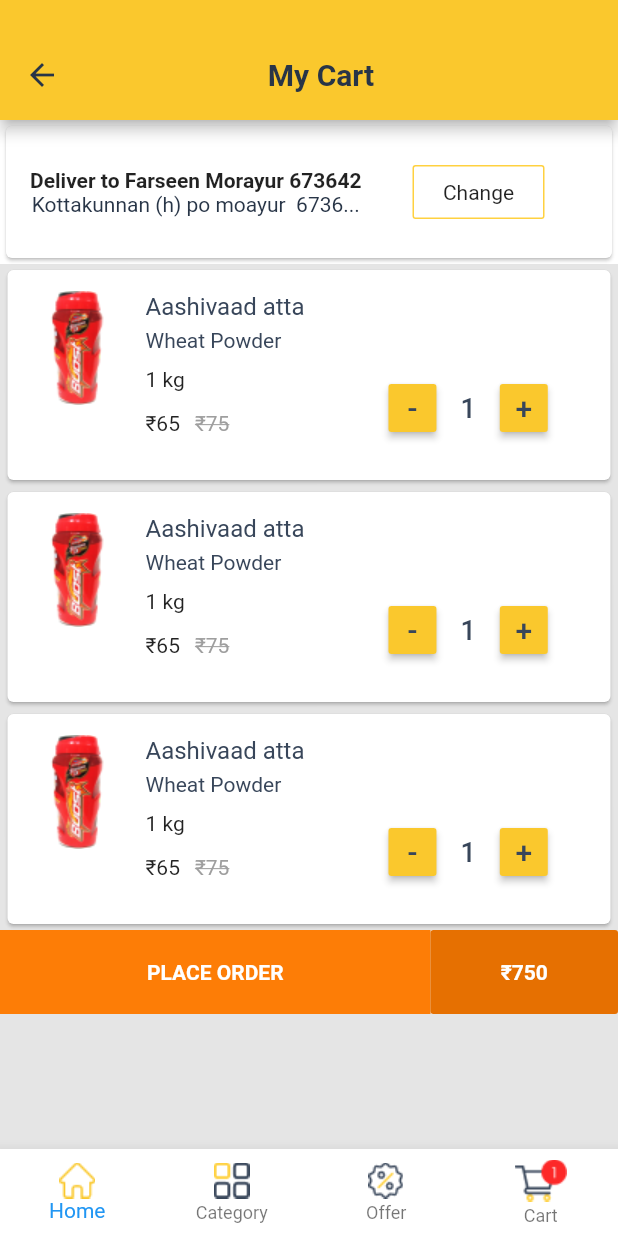
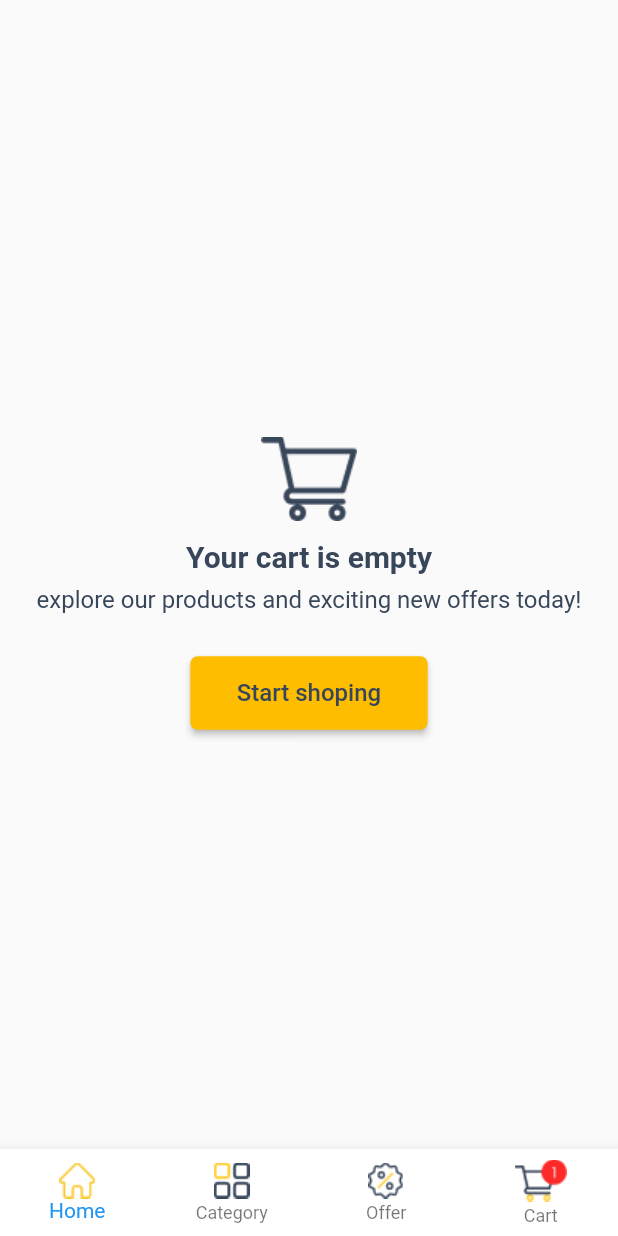
Before and after one commit to nadiraziz/fooddeliveryapp, a Flutter app: the screen it shows after launch, on a phone screen of 412 x 824 dp. Run offline on Flutter 3.47's test engine with Material 2 defaults, Android fonts, the phone set to English and light mode, and no system bars; our stand-ins replace google_fonts, intl_phone_number_input, otp_text_field.

Commit message:
my order, my order detail list, status types (error, success, add to cart), all ui done

```diff
--- a/lib/main.dart
+++ b/lib/main.dart
@@ -7,7 +7,10 @@ import 'package:fooddelivery/screens/authentication/sign_up.dart';
 import 'package:fooddelivery/screens/home/cart.dart';
 import 'package:fooddelivery/screens/home/home.dart';
 import 'package:fooddelivery/screens/home/my_address.dart';
+import 'package:fooddelivery/screens/home/my_orders.dart';
+import 'package:fooddelivery/screens/home/order_history.dart';
 import 'package:fooddelivery/screens/home/order_summary.dart';
+import 'package:fooddelivery/screens/home/status.dart';
 import 'package:google_fonts/google_fonts.dart';
 
 void main() {
@@ -26,7 +29,7 @@ class MyApp extends StatelessWidget {
           primaryTextTheme: GoogleFonts.robotoTextTheme()),
       darkTheme: ThemeData(
           brightness: Brightness.dark) ,
-      initialRoute: CartPage.id,
+      initialRoute: Status.id,
       routes: {
         LoginPage.id: (context) => LoginPage(),
         ForgotPass.id: (context) => ForgotPass(),
@@ -37,6 +40,9 @@ class MyApp extends StatelessWidget {
         CartPage.id: (context) => CartPage(),
         OrderSummary.id: (context) => OrderSummary(),
         MyAddress.id: (context) => MyAddress(),
+        OrderHistory.id: (context) => OrderHistory(),
+        MyOrders.id: (context) => MyOrders(),
+        Status.id: (context) => Status(),
       },
     );
   }
--- a/lib/screens/home/home.dart
+++ b/lib/screens/home/home.dart
@@ -1,6 +1,8 @@
 import 'package:flutter/material.dart';
 import 'package:flutter/widgets.dart';
 import 'package:fooddelivery/screens/home/cart.dart';
+import 'package:fooddelivery/screens/home/order_history.dart';
+import 'package:fooddelivery/screens/home/order_summary.dart';
 
 
 class HomePage extends StatefulWidget {
@@ -68,6 +70,9 @@ class _HomePageState extends State<HomePage> {
             ),
             ListTile(
               title: const Text('Order History'),
+              onTap: (){
+
+              },
             ),
             ListTile(
               title: const Text('My Cart'),
--- /dev/null
+++ b/lib/screens/home/status.dart
@@ -0,0 +1,109 @@
+import 'package:flutter/material.dart';
+import 'package:flutter/widgets.dart';
+
+class Status extends StatefulWidget {
+
+  const Status({Key? key}) : super(key: key);
+  static String id = 'status';
+  @override
+  _StatusState createState() => _StatusState();
+}
+
+class _StatusState extends State<Status> {
+
+  int _currentIndex = 0;
+  @override
+  Widget build(BuildContext context) {
+    return Scaffold(
+
+      body: AddtoCart,
+      bottomNavigationBar: BottomNavigationBar(
+        backgroundColor: Colors.white,
+        selectedLabelStyle: TextStyle(
+          color: Colors.black,
+        ),
+        unselectedLabelStyle: TextStyle(
+          color: Colors.black,
+        ),
+        currentIndex: _currentIndex,
+        onTap: (newIndex) => setState(() {
+          _currentIndex = newIndex;
+        }),
+        type: BottomNavigationBarType.fixed,
+        // this will be set when a new tab is tapped
+        items: [
+          BottomNavigationBarItem(
+            icon: Image.asset('assets/images/home_icon.png'),
+            label: 'Home',
+          ),
+          BottomNavigationBarItem(
+            icon: Image.asset('assets/images/category_icon.png'),
+            label: 'Category',
+          ),
+          BottomNavigationBarItem(
+            icon: Image.asset('assets/images/offer_icon.png'),
+            label: 'Offer',
+          ),
+          BottomNavigationBarItem(
+            icon: Image.asset('assets/images/cart_icon.png'),
+            label: 'Cart',
+          )
+        ],
+      ),
+    );
+  }
+}
+
+
+StatusContent success = StatusContent(statusImg: 'assets/images/success.png',statusSubtitle: 'Your order as placed successfully . ', statusTitle: 'Order placed',buttonText: 'CONTINUE SHOPING',);
+StatusContent AddtoCart = StatusContent(statusImg: 'assets/images/cart_status.png',statusSubtitle: 'explore our products and exciting new offers today! ', statusTitle: 'Your cart is empty',buttonText: 'Start shoping',);
+StatusContent netWorkError = StatusContent(statusImg: 'assets/images/network_error.png',statusSubtitle: 'connect  to the internet to browse & shop our products', statusTitle: 'oops something wrong ',buttonText: 'Try again',);
+class StatusContent extends StatelessWidget {
+  final String statusTitle;
+  final String statusSubtitle;
+  final String statusImg;
+  final String buttonText;
+
+  const StatusContent({Key? key, required this.statusTitle, required this.statusSubtitle, required this.statusImg, required this.buttonText}) : super(key: key);
+
+  @override
+  Widget build(BuildContext context) {
+    return Container(
+      child: Center(
+        child: Column(
+          mainAxisAlignment: MainAxisAlignment.center,
+          children: [
+            Padding(
+              padding: const EdgeInsets.all(12.0),
+              child: Image.asset(statusImg),
+            ),
+            Text(statusTitle, style: TextStyle(color: Color(0xFF38465A), fontSize: 20, fontWeight: FontWeight.bold)),
+            Padding(
+              padding: const EdgeInsets.all(8.0),
+              child: Text(statusSubtitle, style: TextStyle(color: Color(0xFF38465A), fontSize: 16), textAlign: TextAlign.center,),
+            ),
+            SizedBox(
+              height: 20.0,
+            ),
+            ElevatedButton(
+                style: ElevatedButton.styleFrom(
+                  // primary: Color(0xFF#FFBD00),
+                  primary: Color(0xFFFFBD00),
+                  onPrimary: Color(0xFFFFBD00),
+                  onSurface: Color(0xFFFFD140),
+                  shape: RoundedRectangleBorder(
+                    borderRadius: new BorderRadius.circular(5.0),
+                  ),
+                ),
+
+                onPressed: (){},
+                child: Padding(
+                  padding: const EdgeInsets.all(15.0),
+                  child: Text(buttonText, style: TextStyle(color: Color(0xFF38465A), fontSize: 16),),
+                )),
+          ],
+        ),
+      ),
+    );
+  }
+}
```
Also changed, not shown: lib/screens/home/my_orders.dart (added, +290 -0 lines), lib/screens/home/order_history.dart (added, +126 -0 lines), assets/images/ashirvaad.png (added), assets/images/cart_status.png (added), assets/images/green_dot.png (added), assets/images/network_error.png (added), assets/images/success.png (added), assets/images/unable_to_load.png (added), lib/screens/home/order_summary.dart (line endings or trailing spaces).
